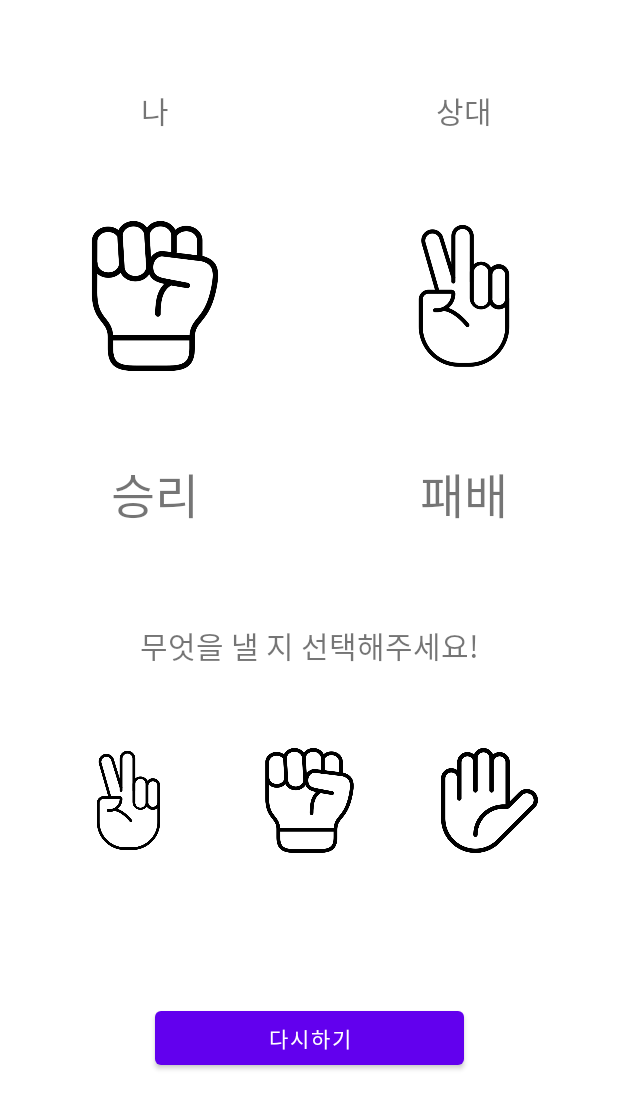
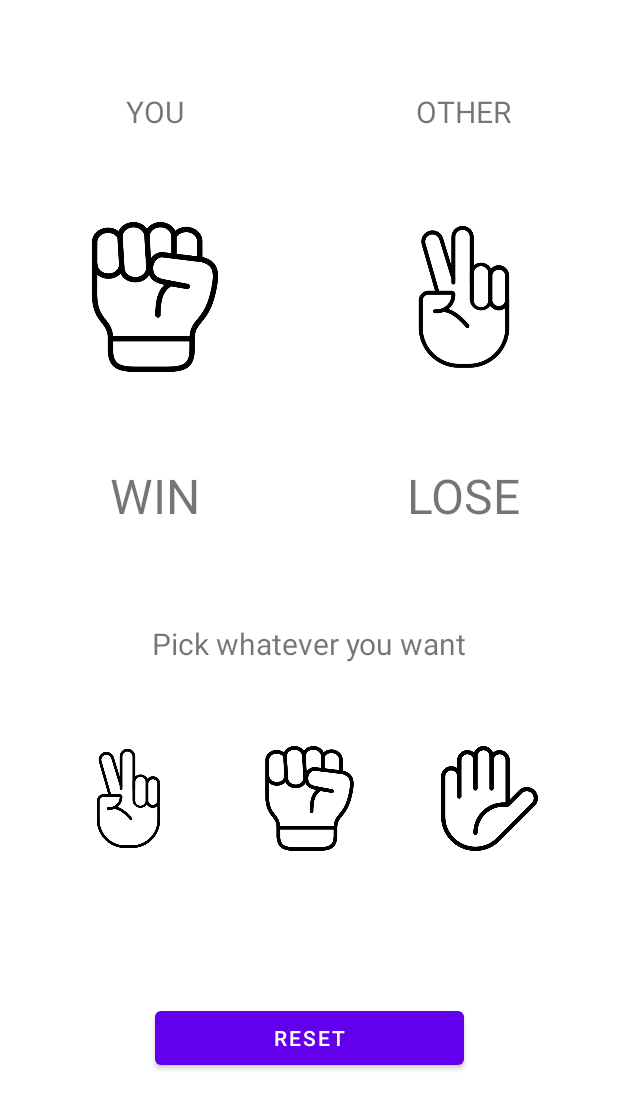
Before and after one commit to hansh0101-sample/Architecture-Sample, an Android app: the layout activity_main.xml on its own in the app's theme, with its tools: preview values and no code run, on a phone screen of 412 x 824 dp. Shown: the top 1109 px of the screen. Run offline under Robolectric (Android 15) with nearby library versions, the phone set to English and light mode, and no system bars.

Commit message:
[Rock Paper Scissors] strings.xml 추가

```diff
--- a/app/src/main/java/com/vimosoft/architecture_sample/controller/MainActivity.kt
+++ b/app/src/main/java/com/vimosoft/architecture_sample/controller/MainActivity.kt
@@ -43,9 +43,9 @@ class MainActivity : AppCompatActivity() {
     private fun setResult(player1: Player, player2: Player) {
         binding.run {
             imageMyPick.setImageResource(player1.pick?.resId ?: 0)
-            textMyResult.text = player1.gameResult?.message ?: ""
+            textMyResult.text = player1.gameResult?.name ?: ""
             imageOpponentPick.setImageResource(player2.pick?.resId ?: 0)
-            textOpponentResult.text = player2.gameResult?.message ?: ""
+            textOpponentResult.text = player2.gameResult?.name ?: ""
         }
     }
 }
--- a/app/src/main/java/com/vimosoft/architecture_sample/model/GameResult.kt
+++ b/app/src/main/java/com/vimosoft/architecture_sample/model/GameResult.kt
@@ -1,5 +1,7 @@
 package com.vimosoft.architecture_sample.model
 
-enum class GameResult(val message: String) {
-    WIN("승리"), DRAW("무승부"), LOSE("패배")
+import com.vimosoft.architecture_sample.R
+
+enum class GameResult {
+    WIN, DRAW, LOSE
 }
--- a/app/src/main/res/layout/activity_main.xml
+++ b/app/src/main/res/layout/activity_main.xml
@@ -21,7 +21,7 @@
             android:id="@+id/text_me"
             android:layout_width="wrap_content"
             android:layout_height="wrap_content"
-            android:text="나"
+            android:text="@string/text_me"
             android:textSize="20sp"
             app:layout_constraintBottom_toTopOf="@id/image_my_pick"
             app:layout_constraintEnd_toEndOf="parent"
@@ -47,7 +47,7 @@
             app:layout_constraintEnd_toEndOf="parent"
             app:layout_constraintStart_toStartOf="parent"
             app:layout_constraintTop_toBottomOf="@id/image_my_pick"
-            tools:text="승리" />
+            tools:text="WIN" />
 
     </androidx.constraintlayout.widget.ConstraintLayout>
 
@@ -64,7 +64,7 @@
             android:id="@+id/text_opponent"
             android:layout_width="wrap_content"
             android:layout_height="wrap_content"
-            android:text="상대"
+            android:text="@string/text_opponent"
             android:textSize="20sp"
             app:layout_constraintBottom_toTopOf="@id/image_opponent_pick"
             app:layout_constraintEnd_toEndOf="parent"
@@ -90,7 +90,7 @@
             app:layout_constraintEnd_toEndOf="parent"
             app:layout_constraintStart_toStartOf="parent"
             app:layout_constraintTop_toBottomOf="@id/image_opponent_pick"
-            tools:text="패배" />
+            tools:text="LOSE" />
 
     </androidx.constraintlayout.widget.ConstraintLayout>
 
@@ -113,7 +113,7 @@
             android:id="@+id/text_choice"
             android:layout_width="wrap_content"
             android:layout_height="wrap_content"
-            android:text="무엇을 낼 지 선택해주세요!"
+            android:text="@string/text_choice"
             android:textSize="20sp"
             app:layout_constraintEnd_toEndOf="parent"
             app:layout_constraintStart_toStartOf="parent"
@@ -155,7 +155,7 @@
         android:id="@+id/button_reset"
         android:layout_width="0dp"
         android:layout_height="wrap_content"
-        android:text="다시하기"
+        android:text="@string/reset"
         app:layout_constraintBottom_toBottomOf="parent"
         app:layout_constraintEnd_toEndOf="parent"
         app:layout_constraintStart_toStartOf="parent"
--- a/app/src/main/res/values/strings.xml
+++ b/app/src/main/res/values/strings.xml
@@ -1,3 +1,10 @@
 <resources>
-    <string name="app_name">Architecture-Sample</string>
+    <string name="app_name">Rock-Paper-Scissors</string>
+    <string name="text_me">YOU</string>
+    <string name="text_opponent">OTHER</string>
+    <string name="win">WIN</string>
+    <string name="draw">DRAW</string>
+    <string name="lose">LOSE</string>
+    <string name="text_choice">Pick whatever you want</string>
+    <string name="reset">RESET</string>
 </resources>
```
